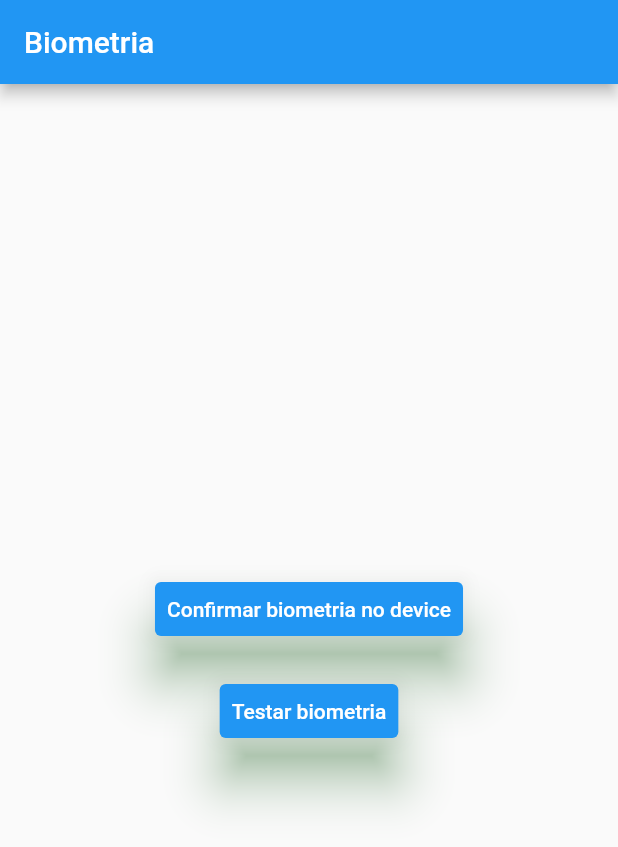
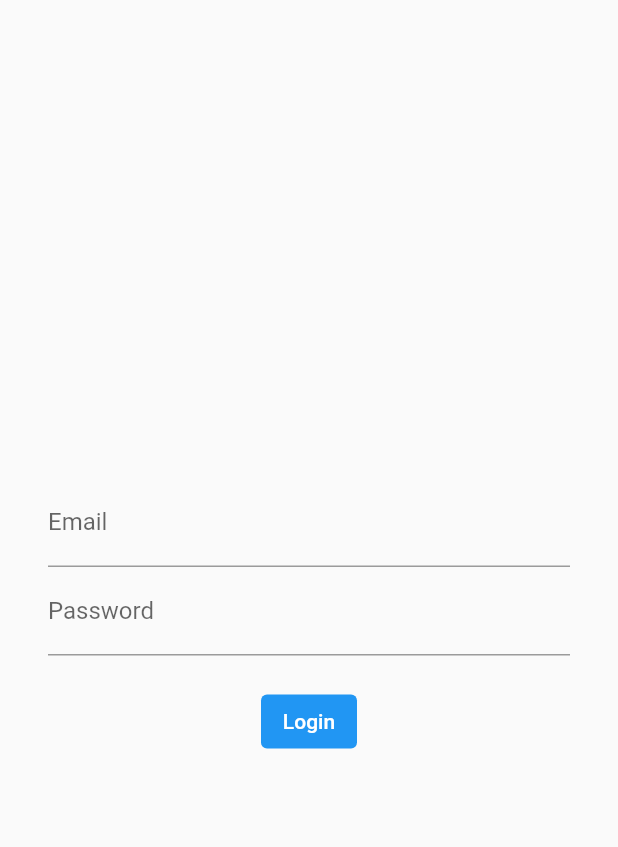
Before and after one commit to jsantosjesus/my_bank_auth_local, a Flutter app: the screen it shows after launch, on a phone screen of 412 x 824 dp. Shown: the top 847 px of the screen. Run offline on Flutter 3.47's test engine with Material 2 defaults, Android fonts, the phone set to English and light mode, and no system bars; our stand-ins replace firebase_core, local_auth; accounts and stored records are empty.

Commit message:
login local

```diff
--- /dev/null
+++ b/lib/login_page.dart
@@ -0,0 +1,94 @@
+import 'package:flutter/material.dart';
+
+class LoginPage extends StatefulWidget {
+  const LoginPage({super.key});
+
+  @override
+  State<LoginPage> createState() => _LoginPageState();
+}
+
+class _LoginPageState extends State<LoginPage> {
+  String email = '';
+  String password = '';
+  final formKey = GlobalKey<FormState>();
+  var isLoading = false;
+
+  void login({required email, required String? password}) async {
+    print('conectando ao servidor');
+    isLoading = true;
+    setState(() {});
+    bool response = await apiLogin(email: 'email', password: 'password');
+    isLoading = false;
+    setState(() {});
+    if (response) {
+      Navigator.pushNamed(context, '/');
+    }
+  }
+
+  bool validate() {
+    final form = formKey.currentState!;
+    if (form.validate()) {
+      form.save();
+      return true;
+    } else {
+      return false;
+    }
+  }
+
+  String? validateEmail(String? email) =>
+      email != null && email.isNotEmpty ? null : 'O campo email é obrigatorio!';
+  String? validatePassword(String? password) =>
+      password != null && password.length > 5
+          ? null
+          : 'A senha precisa ter pelo menos seis caracteres';
+
+  Future<bool> apiLogin(
+      {required String email, required String password}) async {
+    await Future.delayed(Duration(seconds: 3));
+    return true;
+  }
+
+  @override
+  Widget build(BuildContext context) {
+    return Scaffold(
+      body: Padding(
+        padding: const EdgeInsets.symmetric(horizontal: 32),
+        child: Form(
+          key: formKey,
+          child: Column(
+            mainAxisAlignment: MainAxisAlignment.center,
+            children: [
+              TextFormField(
+                validator: (value) => validateEmail(value),
+                decoration: const InputDecoration(labelText: 'Email'),
+                onSaved: (value) => email = value!,
+              ),
+              TextFormField(
+                validator: (value) => validatePassword(value),
+                decoration: const InputDecoration(labelText: 'Password'),
+                obscureText: true,
+                onSaved: (value) => password = value!,
+              ),
+              Container(height: 20.0),
+              if (isLoading)
+                const CircularProgressIndicator()
+              else
+                TextButton(
+                  onPressed: () {
+                    if (validate()) {
+                      login(email: email, password: password);
+                    }
+                  },
+                  style: ButtonStyle(
+                    backgroundColor: MaterialStateProperty.all(Colors.blue),
+                  ),
+                  child: const Text('Login',
+                      style: TextStyle(color: Colors.white)),
+                )
+            ],
+          ),
+        ),
+      ),
+    );
+  }
+}
--- a/lib/main.dart
+++ b/lib/main.dart
@@ -1,14 +1,19 @@
 import 'package:flutter/material.dart';
 import 'package:my_bank_auth_local/home_page.dart';
-import 'package:firebase_core/firebase_core.dart';
-import 'firebase_options.dart';
+import 'package:my_bank_auth_local/login_page.dart';
+// import 'package:firebase_core/firebase_core.dart';
+// import 'firebase_options.dart';
 
-void main() async {
-  WidgetsFlutterBinding.ensureInitialized();
-  await Firebase.initializeApp(
-    options: DefaultFirebaseOptions.currentPlatform,
-  );
-  runApp(MyApp());
+void main() {
+  // WidgetsFlutterBinding.ensureInitialized();
+  // await Firebase.initializeApp(
+  //   options: DefaultFirebaseOptions.currentPlatform,
+  // );
+  runApp(const MyApp());
+  // final isValid = validate(email: 'email', password: 'password');
+  // if (isValid == null) {
+  //   login(email: 'email', password: 'password');
+  // }
 }
 
 class MyApp extends StatelessWidget {
@@ -23,7 +28,43 @@ class MyApp extends StatelessWidget {
         primarySwatch: Colors.blue,
         visualDensity: VisualDensity.adaptivePlatformDensity,
       ),
-      home: HomePage(),
+      initialRoute: '/login',
+      routes: {
+        '/login': (context) => const LoginPage(),
+        '/': (context) => const HomePage()
+      },
     );
   }
 }
+
+// login
+
+// void login({required email, required String? password}) {
+//   bool response = validateLogin(email: 'email', password: 'password');
+//   if (response) {
+//     print('abrindo a homePage');
+//   }
+// }
+
+// String? validate({String? email, String? password}) {
+//   final passwordIsValid = validatePassword(password);
+//   final emailIsValid = validateEmail(email);
+
+//   if (passwordIsValid == false) {
+//     return 'A senha precisa ter pelo menos seis digitos';
+//   }
+//   if (emailIsValid == false) {
+//     return 'O campo email é obrigatorio!';
+//   }
+
+//   return null;
+// }
+
+// bool validateEmail(String? email) => email != null && email.length > 0;
+// bool validatePassword(String? password) =>
+//     password != null && password.length > 6;
+
+// bool validateLogin({required String email, required String password}) {
+//   print('conectando ao servidor');
+//   return true;
+// }
```
Also changed, not shown: 1 other file.
